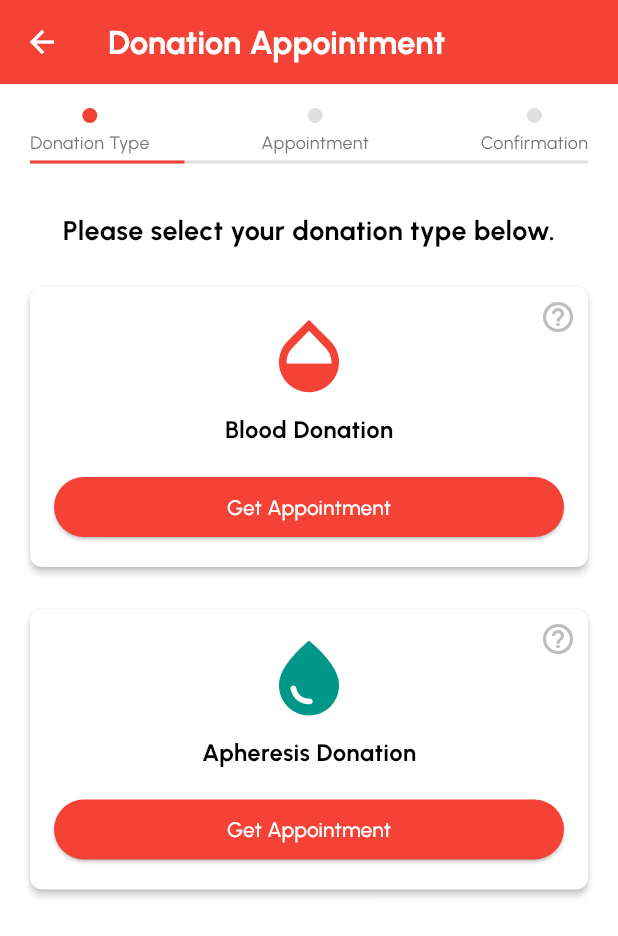
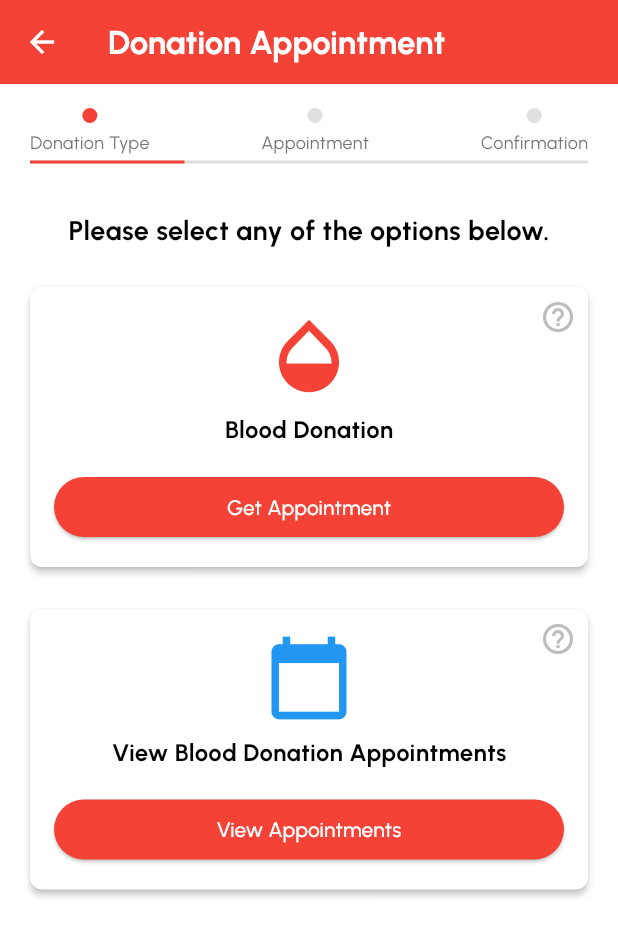
Before and after one commit to nja99/OrbitalHealthPlus, a Flutter app: the BloodDonationScreen screen opened directly, on a phone screen of 412 x 824 dp. Shown: the top 936 px of the screen. Run offline on Flutter 3.47's test engine with Material 3 defaults, Android fonts, the light colour scheme and no system bars; our stand-ins replace cloud_firestore, firebase_auth, firebase_core, firebase_remote_config, flutter_datetime_picker_plus, flutter_local_notifications and 9 more; accounts and stored records are empty.

Commit message:
Final Commit V2

```diff
--- a/lib/screens/Blood/blood_donation_main.dart
+++ b/lib/screens/Blood/blood_donation_main.dart
@@ -1,5 +1,6 @@
 import 'package:flutter/material.dart';
 import 'package:healthsphere/screens/Blood/blood_appt.dart';
+import 'package:healthsphere/screens/Blood/blood_donation_tracker.dart';
 
 class BloodDonationScreen extends StatelessWidget {
   @override
@@ -29,7 +30,7 @@ class BloodDonationScreen extends StatelessWidget {
                 crossAxisAlignment: CrossAxisAlignment.stretch,
                 children: [
                   Text(
-                      'Please select your donation type below.',
+                    'Please select any of the options below.',
                     style: TextStyle(fontSize: 18, fontWeight: FontWeight.bold),
                     textAlign: TextAlign.center,
                   ),
@@ -38,14 +39,16 @@ class BloodDonationScreen extends StatelessWidget {
                     icon: Icons.opacity,
                     title: 'Blood Donation',
                     color: Colors.red,
+                    buttonText: 'Get Appointment',
                     onPressed: () => _navigateToAppointmentScreen(context),
                   ),
                   SizedBox(height: 20),
                   _buildDonationTypeCard(
-                      icon: Icons.water_drop,
-                      title: 'Apheresis Donation',
-                      color: Colors.teal,
-                      onPressed: () => _navigateToAppointmentScreen(context),
+                    icon: Icons.calendar_today,
+                    title: 'View Blood Donation Appointments',
+                    color: Colors.blue,
+                    buttonText: 'View Appointments',
+                    onPressed: () => _navigateToAppointmentsScreen(context),
                   ),
                 ],
               ),
@@ -54,6 +57,73 @@ class BloodDonationScreen extends StatelessWidget {
         ),
       ],
     ),
+  );
+}
+
+
+  Widget _buildDonationTypeCard({
+    required IconData icon,
+    required String title,
+    required Color color,
+    required String buttonText,
+    required VoidCallback onPressed,
+  }) {
+    return Card(
+      elevation: 2,
+      shape: RoundedRectangleBorder(borderRadius: BorderRadius.circular(8)),
+      child: Stack(
+        children: [
+          Padding(
+            padding: EdgeInsets.all(16),
+            child: Column(
+              children: [
+                Icon(icon, size: 60, color: color),
+                SizedBox(height: 8),
+                Text(
+                  title,
+                  style: TextStyle(fontSize: 16, fontWeight: FontWeight.bold),
+                ),
+                SizedBox(height: 16),
+                ElevatedButton(
+                  child: Text(buttonText, style: TextStyle(color: Colors.white)),
+                  style: ElevatedButton.styleFrom(
+                    backgroundColor: Colors.red,
+                    shape: RoundedRectangleBorder(
+                      borderRadius: BorderRadius.circular(20),
+                    ),
+                    minimumSize: Size(double.infinity, 40),
+                  ),
+                  onPressed: onPressed,
+                ),
+              ],
+            ),
+          ),
+          Positioned(
+            top: 8,
+            right: 8,
+            child: InkWell(
+              onTap: () {
+                print('Info button tapped for $title');
+              },
+              child: Icon(Icons.help_outline, color: Colors.grey[400], size: 24),
+            ),
+          ),
+        ],
+      ),
+    );
+  }
+
+  void _navigateToAppointmentScreen(BuildContext context) {
+    Navigator.push(
+      context,
+      MaterialPageRoute(builder: (context) => BloodDonationAppointmentScreen()),
+    );
+  }
+
+  void _navigateToAppointmentsScreen(BuildContext context) {
+    Navigator.push(
+      context,
+      MaterialPageRoute(builder: (context) => AppointmentsScreen()),
     );
   }
 
@@ -112,62 +182,4 @@ class BloodDonationScreen extends StatelessWidget {
       ],
     );
   }
-
-  Widget _buildDonationTypeCard({
-  required IconData icon,
-  required String title,
-  required Color color,
-  required VoidCallback onPressed,
-}) {
-  return Card(
-    elevation: 2,
-    shape: RoundedRectangleBorder(borderRadius: BorderRadius.circular(8)),
-    child: Stack(
-      children: [
-        Padding(
-          padding: EdgeInsets.all(16),
-          child: Column(
-            children: [
-              Icon(icon, size: 60, color: color),
-              SizedBox(height: 8),
-              Text(
-                title,
-                style: TextStyle(fontSize: 16, fontWeight: FontWeight.bold),
-              ),
-              SizedBox(height: 16),
-              ElevatedButton(
-                child: Text('Get Appointment', style: TextStyle(color: Colors.white)),
-                style: ElevatedButton.styleFrom(
-                  backgroundColor: Colors.red,
-                  shape: RoundedRectangleBorder(
-                    borderRadius: BorderRadius.circular(20),
-                  ),
-                  minimumSize: Size(double.infinity, 40),
-                ),
-                onPressed: onPressed,
-              ),
-            ],
-          ),
-        ),
-        Positioned(
-          top: 8,
-          right: 8,
-          child: InkWell(
-            onTap: () {
-              print('Info button tapped for $title');
-            },
-            child: Icon(Icons.help_outline, color: Colors.grey[400], size: 24),
-          ),
-        ),
-      ],
-    ),
-  );
 }
-
-  void _navigateToAppointmentScreen(BuildContext context) {
-    Navigator.push(
-      context,
-      MaterialPageRoute(builder: (context) => BloodDonationAppointmentScreen()),
-    );
-  }
-}
```
Also changed, not shown: lib/assets/model/appointment.dart (+29 -3 lines), lib/screens/Blood/blood_donationConfirmation_screen.dart (+36 -4 lines), lib/screens/Blood/blood_donation_tracker.dart (+40 -20 lines), lib/services/appointment_service.dart (+13 -5 lines). Lines whose indentation alone changed are shown as unchanged.
